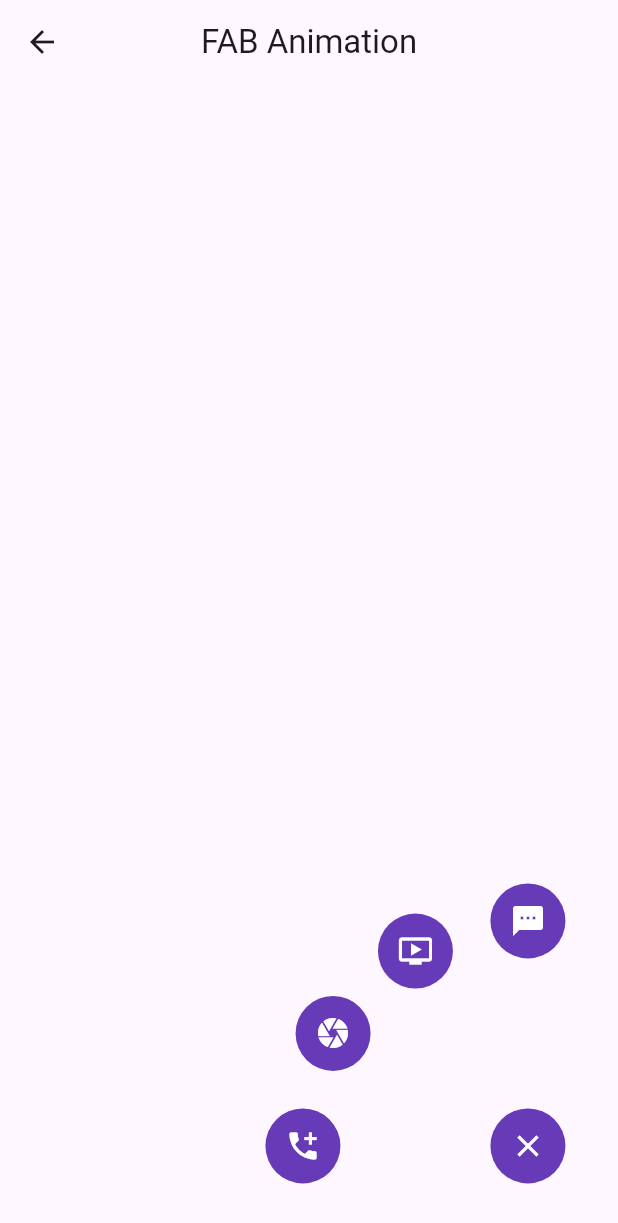
After one commit to MohamedMohamedSaleh/Animations, a Flutter app: the FloatingActionButtonScreen screen opened directly, after a tap on the "add call" icon, on a phone screen of 412 x 824 dp. The commit adds this screen. Shown: the top 1223 px of the screen. Run offline on Flutter 3.47's test engine with Material 3 defaults, Android fonts, the phone set to English and light mode, and no system bars.

Commit message:
add Floating Action Button Animation

```diff
--- a/lib/home/home_page.dart
+++ b/lib/home/home_page.dart
@@ -1,5 +1,6 @@
 import 'package:animations/core/helper_methods.dart';
 import 'package:animations/home/screens/animated_navigation_drawer.dart';
+import 'package:animations/home/screens/floating_action_button.dart';
 import 'package:flutter/material.dart';
 
 class MyHomePage extends StatefulWidget {
@@ -27,6 +28,14 @@ class _MyHomePageState extends State<MyHomePage> {
               title: "Animated Navigation Drawer",
               onTap: () =>
                   navigateTo(context, toPage: const AnimatedNavigationDrawer()),
+            ),
+            const SizedBox(
+              height: 20,
+            ),
+            AnimationWidget(
+              title: "Floating Action Button",
+              onTap: () => navigateTo(context,
+                  toPage: const FloatingActionButtonScreen()),
             ),
             const SizedBox(
               height: 20,
--- /dev/null
+++ b/lib/home/screens/floating_action_button.dart
@@ -0,0 +1,140 @@
+import 'dart:math';
+
+import 'package:flutter/material.dart';
+import 'package:flutter/widgets.dart';
+
+class FloatingActionButtonScreen extends StatefulWidget {
+  const FloatingActionButtonScreen({super.key});
+
+  @override
+  State<FloatingActionButtonScreen> createState() =>
+      _FloatingActionButtonScreenState();
+}
+
+class _FloatingActionButtonScreenState
+    extends State<FloatingActionButtonScreen> {
+  @override
+  Widget build(BuildContext context) {
+    return Scaffold(
+      appBar: AppBar(
+        title: const Text("FAB Animation"),
+        centerTitle: true,
+      ),
+      floatingActionButton: const FloatingActionButtonWidget(),
+    );
+  }
+}
+
+class FloatingActionButtonWidget extends StatefulWidget {
+  const FloatingActionButtonWidget({super.key});
+
+  @override
+  State<FloatingActionButtonWidget> createState() =>
+      _FloatingActionButtonWidgetState();
+}
+
+class _FloatingActionButtonWidgetState extends State<FloatingActionButtonWidget>
+    with SingleTickerProviderStateMixin {
+  final double buttonSize = 50;
+  late AnimationController animationController;
+
+  IconData ic = Icons.menu;
+
+  @override
+  void initState() {
+    super.initState();
+    animationController = AnimationController(
+      vsync: this,
+      duration: const Duration(milliseconds: 500),
+    );
+
+    animationController.addListener(
+      () => setState(() {
+        print('ok');
+        animationController.value > .5 || animationController.isCompleted
+            ? ic = Icons.clear
+            : ic = Icons.menu;
+      }),
+    );
+  }
+
+  @override
+  void dispose() {
+    animationController.dispose();
+    super.dispose();
+  }
+
+  @override
+  Widget build(BuildContext context) {
+    return Flow(
+      delegate: FlowMenuDelegate(controller: animationController),
+      children: <IconData>[
+        Icons.add_call,
+        Icons.camera,
+        Icons.ondemand_video,
+        Icons.sms_rounded,
+        ic,
+      ].map<Widget>(buildFAB).toList(),
+    );
+  }
+
+  Widget buildFAB(IconData icon) => SizedBox(
+        width: buttonSize,
+        height: buttonSize,
+        child: FloatingActionButton(
+          shape: const CircleBorder(),
+          backgroundColor: Colors.deepPurple
+              .withOpacity(icon == ic ? 1 : animationController.value),
+          heroTag: '$icon',
+          elevation: 0,
+          onPressed: () {
+            if (animationController.isCompleted) {
+              animationController.reverse();
+            } else {
+              animationController.forward();
+            }
+          },
+          child: Icon(
+            icon,
+            color: Colors.white,
+          ),
+        ),
+      );
+}
+
+class FlowMenuDelegate extends FlowDelegate {
+  final double buttonSize = 50;
+  final Animation<double> controller;
+  const FlowMenuDelegate({required this.controller})
+      : super(repaint: controller);
+
+  @override
+  void paintChildren(FlowPaintingContext context) {
+    final n = context.childCount;
+
+    final size = context.size;
+    final xStart = size.width - buttonSize;
+    final yStart = size.height - buttonSize;
+
+    for (int i = 0; i < n; i++) {
+      final isLastItem = i == n - 1;
+      setValue(double value) => isLastItem ? 0.0 : value;
+      final radius = 150 * controller.value;
+      final theta = i * pi * .5 / (n - 2);
+      final x = xStart - setValue(radius * cos(theta));
+      final y = yStart - setValue(radius * sin(theta));
+      context.paintChild(i,
+          transform: Matrix4.identity()
+            ..translate(x, y, 0)
+            ..translate(buttonSize / 3.5, buttonSize / 3.5)
+            ..rotateZ(180 * (1 - controller.value) * pi / 180)
+            ..scale(isLastItem ? 1.0 : max(controller.value, .6))
+            ..translate(-buttonSize / 1.5, -buttonSize / 1.5));
+    }
+  }
+
+  @override
+  bool shouldRepaint(covariant FlowDelegate oldDelegate) {
+    return false;
+  }
+}
```
